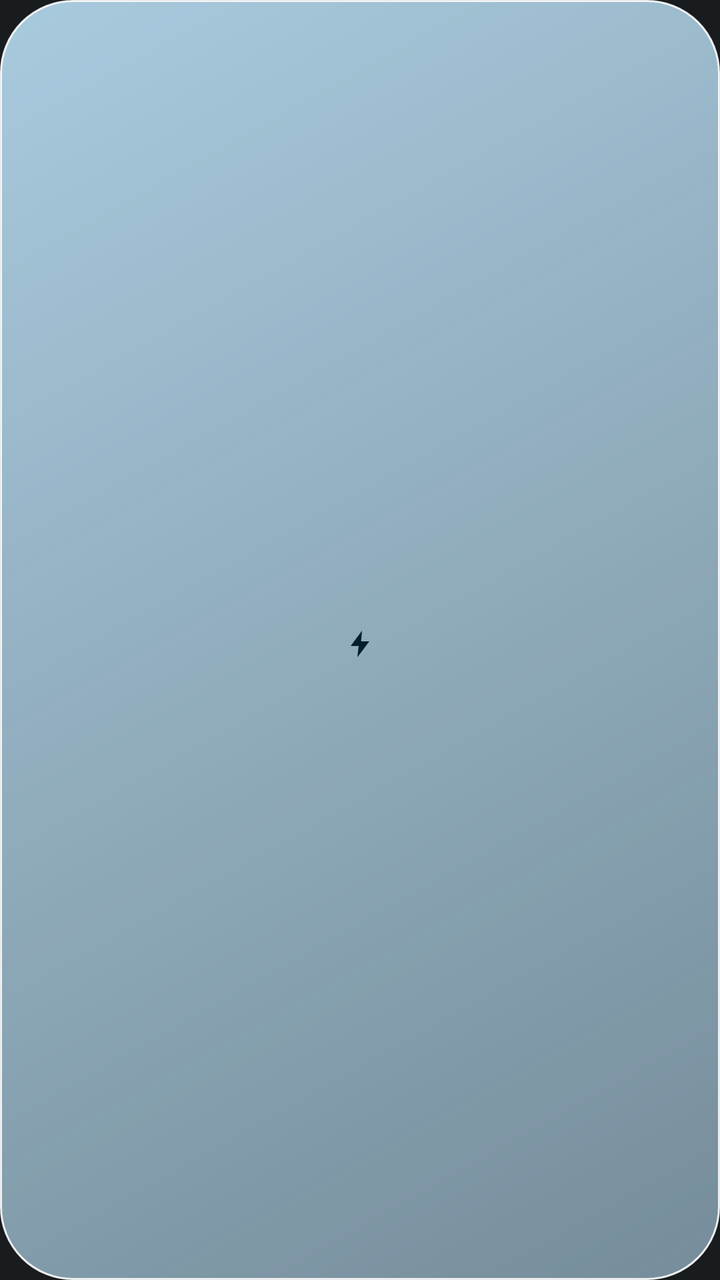
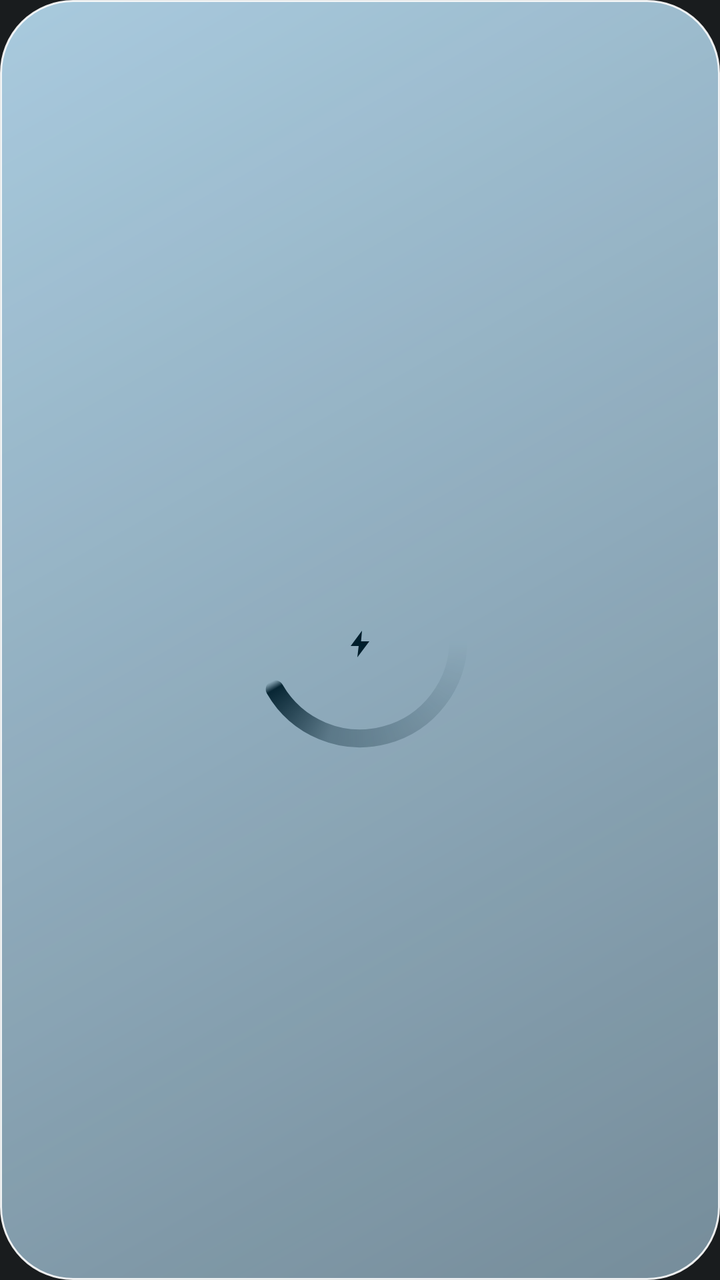

Screens rendered from an Android XML layout before and after an edit, with the pre-edit source and the edit as a unified diff.
<!-- AndroidManifest.xml: application theme AppTheme -->
<!-- res/layout/g_battery_charge.xml -->
<?xml version="1.0" encoding="utf-8"?>
<FrameLayout xmlns:android="http://schemas.android.com/apk/res/android"
    android:id="@android:id/background"
    android:layout_width="match_parent"
    android:layout_height="match_parent"
    android:background="@drawable/g_card_primary"
    android:padding="14dp">

    <ImageView android:id="@+id/b_track" android:layout_width="match_parent" android:layout_height="match_parent" android:scaleType="fitCenter" android:tint="@color/g_track_on_pri" />
    <ImageView android:id="@+id/b_act" android:layout_width="match_parent" android:layout_height="match_parent" android:scaleType="fitCenter" android:tint="@color/g_on_primary_c" />

    <LinearLayout
        android:layout_width="wrap_content"
        android:layout_height="wrap_content"
        android:layout_gravity="center"
        android:gravity="center_horizontal"
        android:orientation="vertical">
        <FrameLayout android:layout_width="wrap_content" android:layout_height="wrap_content">
            <ImageView android:id="@+id/b_num" android:layout_width="wrap_content" android:layout_height="wrap_content" android:tint="@color/g_on_primary_c" />
            <ImageView android:id="@+id/b_unit" android:layout_width="wrap_content" android:layout_height="wrap_content" android:alpha="0.8" android:tint="@color/g_on_primary_c" />
        </FrameLayout>
        <ImageView android:id="@+id/b_icon" android:layout_width="16dp" android:layout_height="16dp" android:layout_marginTop="4dp" android:src="@drawable/ic_bolt" android:tint="@color/g_on_primary_c" />
    </LinearLayout>
</FrameLayout>
<!-- resources referenced by this layout -->
<resources>
  <color name="g_on_primary_c">@android:color/system_accent1_900</color>
  <color name="g_track_on_pri">@android:color/system_accent1_300</color>
  <!-- drawable g_card_primary (drawable) -->
  <?xml version="1.0" encoding="utf-8"?>
  <shape xmlns:android="http://schemas.android.com/apk/res/android" android:shape="rectangle">
      <corners android:radius="@dimen/card_radius" />
      <gradient android:angle="315" android:startColor="@color/glass_pri_top" android:endColor="@color/glass_pri_bottom" android:type="linear" />
      <stroke android:width="1dp" android:color="@color/glass_edge" />
  </shape>
  <!-- drawable ic_bolt (drawable) -->
  <?xml version="1.0" encoding="utf-8"?>
  <vector xmlns:android="http://schemas.android.com/apk/res/android" android:width="24dp" android:height="24dp" android:viewportWidth="24" android:viewportHeight="24">
      <path android:fillColor="#FFFFFFFF" android:pathData="M13.5,2L5,13.5h6L10,22l9,-12h-6.2z" />
  </vector>
  <style name="AppTheme" parent="@android:style/Theme.DeviceDefault.NoActionBar">
          <item name="android:windowBackground">@color/ui_bg</item>
          <item name="android:statusBarColor">@android:color/transparent</item>
          <item name="android:navigationBarColor">@android:color/transparent</item>
          <item name="android:windowLightStatusBar">false</item>
          <item name="android:windowLightNavigationBar">false</item>
      </style>
  <dimen name="card_radius">36dp</dimen>
  <color name="glass_edge">#E6FFFFFF</color>
  <color name="ui_bg">@android:color/system_neutral1_900</color>
</resources>

<!-- the commit's change to res/layout/g_battery_charge.xml (unified diff, before → after) -->
@@ -8,6 +8,19 @@
 
     <ImageView android:id="@+id/b_track" android:layout_width="match_parent" android:layout_height="match_parent" android:scaleType="fitCenter" android:tint="@color/g_track_on_pri" />
     <ImageView android:id="@+id/b_act" android:layout_width="match_parent" android:layout_height="match_parent" android:scaleType="fitCenter" android:tint="@color/g_on_primary_c" />
+
+    
+    <ProgressBar
+        android:id="@+id/b_orbit"
+        android:layout_width="120dp"
+        android:layout_height="120dp"
+        android:layout_gravity="center"
+        android:indeterminate="true"
+        android:indeterminateBehavior="repeat"
+        android:indeterminateDrawable="@drawable/charge_orbit"
+        android:indeterminateDuration="2600"
+        android:indeterminateTint="@color/g_on_primary_c"
+        android:indeterminateTintMode="src_in" />
 
     <LinearLayout
         android:layout_width="wrap_content"
<!-- resource entries referenced after the edit -->
@@ -2,6 +2,14 @@
 <resources>
   <color name="g_on_primary_c">@android:color/system_accent1_900</color>
   <color name="g_track_on_pri">@android:color/system_accent1_300</color>
+  <!-- drawable charge_orbit (drawable) -->
+  <?xml version="1.0" encoding="utf-8"?>
+  <rotate xmlns:android="http://schemas.android.com/apk/res/android"
+      android:drawable="@drawable/charge_orbit_arc"
+      android:fromDegrees="0"
+      android:pivotX="50%"
+      android:pivotY="50%"
+      android:toDegrees="360" />
   <!-- drawable g_card_primary (drawable) -->
   <?xml version="1.0" encoding="utf-8"?>
   <shape xmlns:android="http://schemas.android.com/apk/res/android" android:shape="rectangle">
@@ -21,6 +29,22 @@
           <item name="android:windowLightStatusBar">false</item>
           <item name="android:windowLightNavigationBar">false</item>
       </style>
+  <!-- drawable charge_orbit_arc (drawable) -->
+  <?xml version="1.0" encoding="utf-8"?>
+  <vector xmlns:android="http://schemas.android.com/apk/res/android" xmlns:aapt="http://schemas.android.com/aapt"
+      android:width="200dp" android:height="200dp" android:viewportWidth="200" android:viewportHeight="200">
+      <path android:pathData="M182,100A82,82 0 0,1 28.99,141" android:strokeWidth="15" android:strokeLineCap="round">
+          <aapt:attr name="android:strokeColor">
+              <gradient android:type="sweep" android:centerX="100" android:centerY="100">
+                  <item android:offset="0" android:color="#00FFFFFF" />
+                  <item android:offset="0.30" android:color="#59FFFFFF" />
+                  <item android:offset="0.4167" android:color="#F2FFFFFF" />
+                  <item android:offset="0.43" android:color="#00FFFFFF" />
+                  <item android:offset="1" android:color="#00FFFFFF" />
+              </gradient>
+          </aapt:attr>
+      </path>
+  </vector>
   <dimen name="card_radius">36dp</dimen>
   <color name="glass_edge">#E6FFFFFF</color>
   <color name="ui_bg">@android:color/system_neutral1_900</color>
